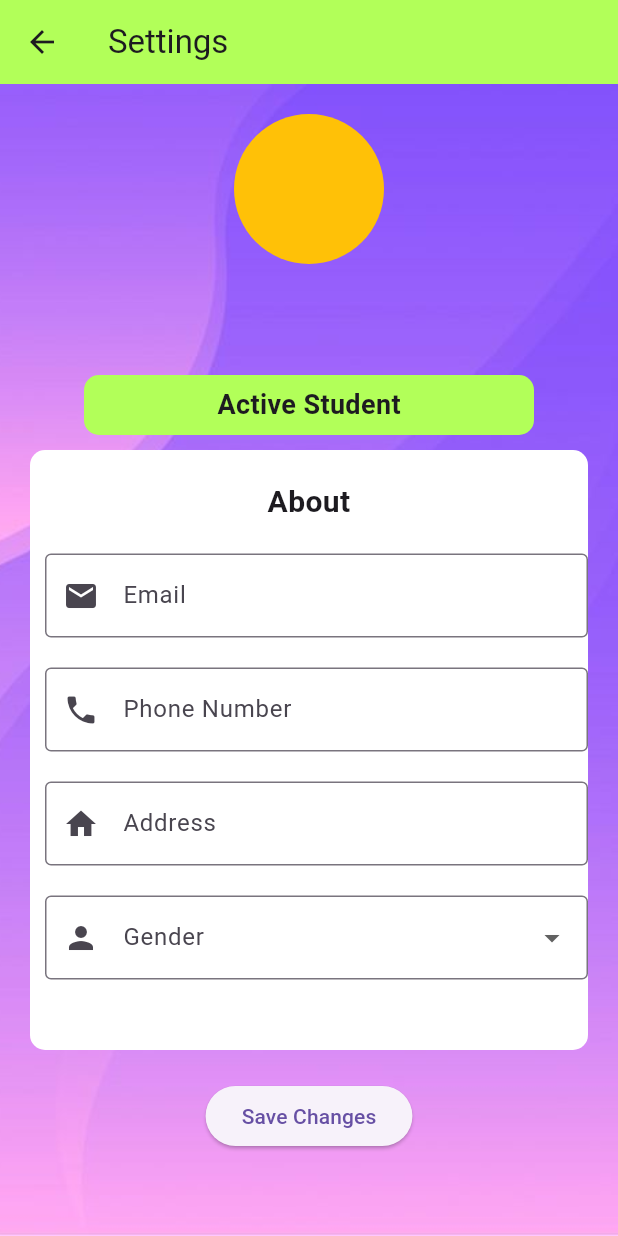
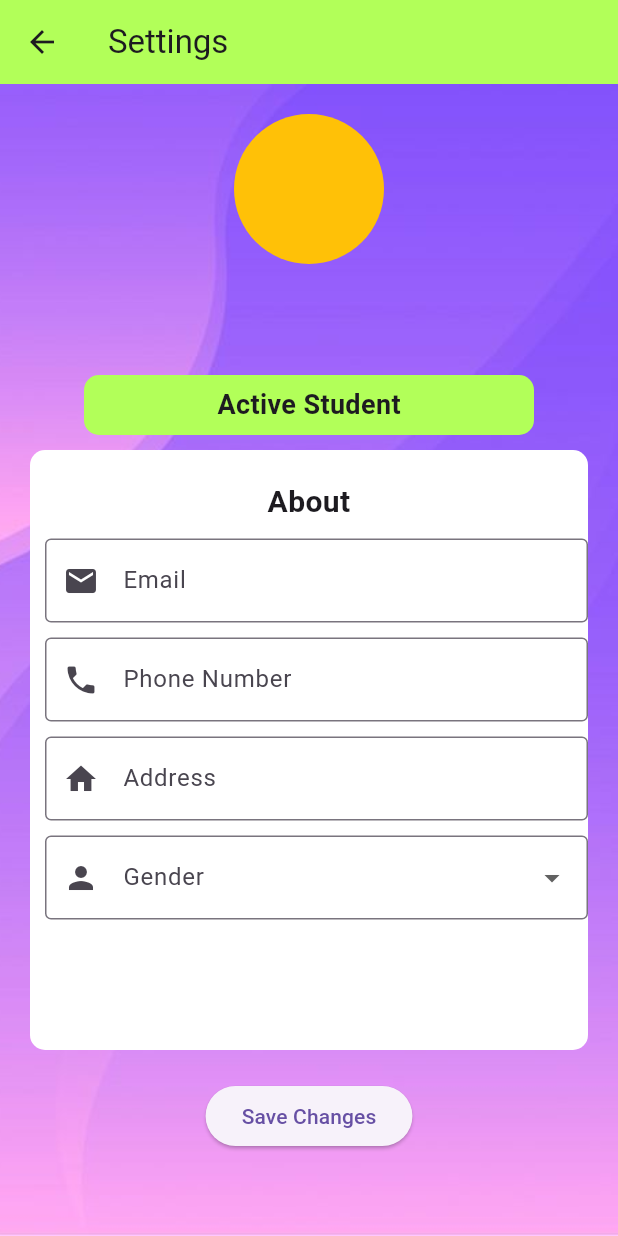
Before and after one commit to solerooooo/Sportplay, a Flutter app: the Setting screen opened directly with empty values, on a phone screen of 412 x 824 dp. Run offline on Flutter 3.47's test engine with Material 3 defaults, Android fonts, the phone set to English and light mode, and no system bars; our stand-ins replace cloud_firestore, firebase_core, flutter_local_notifications, google_fonts; accounts and stored records are empty.

Commit message:
notification.dart

```diff
--- a/sportplays/lib/Screens/setting.dart
+++ b/sportplays/lib/Screens/setting.dart
@@ -145,15 +145,14 @@ class _SettingState extends State<Setting> {
                             fontSize: 20,
                           ),
                         ),
-                        const SizedBox(height: 20),
+                        const SizedBox(height: 10),
                         buildTextField(Icons.email, 'Email', emailController),
-                        const SizedBox(height: 20),
+                        const SizedBox(height: 10),
                         buildTextField(Icons.phone, 'Phone Number', phoneController),
-                        const SizedBox(height: 20),
+                        const SizedBox(height: 10),
                         buildTextField(Icons.home, 'Address', addressController),
-                        const SizedBox(height: 20),
+                        const SizedBox(height: 10),
                         buildGenderDropdown(),
-                        const SizedBox(height: 20),
                       ],
                     ),
                   ),
--- a/sportplays/pubspec.yaml
+++ b/sportplays/pubspec.yaml
@@ -31,6 +31,8 @@ dependencies:
   flutter:
     sdk: flutter
   date_time_picker: ^2.0.0
+  flutter_local_notifications: ^9.1.3
+
 
 
 
```
Also changed, not shown: sportplays/lib/Screens/home_admin.dart (+10 -6 lines), sportplays/lib/Screens/notification.dart (added, +51 -0 lines), sportplays/pubspec.lock, 1 other file.
